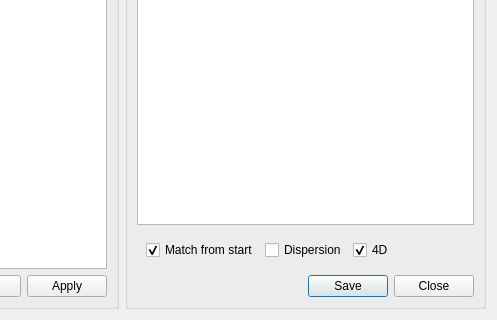
Above: madgui/online/emittance.ui from hibtc/madgui before the change; both pictures show x 253 to 750 and y 130 to 450 of the 750 by 450 pixel window. Below: the same form after it.
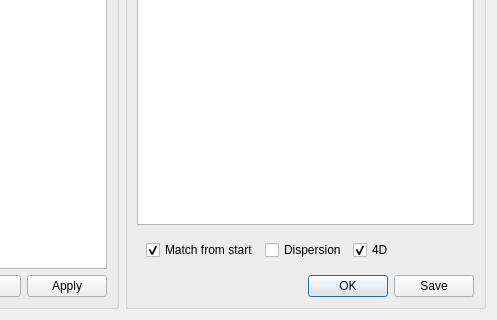
That is the form after the change. Custom widgets are drawn as their Qt base class.

Commit message:
Replace 'Close' by 'Ok' buttons again
Note that we may later come back to Ok/Apply/Cancel buttons after
investing some more work in the undo mechanism.

```diff
--- a/madgui/online/emittance.ui
+++ b/madgui/online/emittance.ui
@@ -115,7 +115,7 @@
       <item>
        <widget class="QDialogButtonBox" name="std_buttons">
         <property name="standardButtons">
-         <set>QDialogButtonBox::Close|QDialogButtonBox::Save</set>
+         <set>QDialogButtonBox::Ok|QDialogButtonBox::Save</set>
         </property>
        </widget>
       </item>
```
The commit also changes 5 other files.
